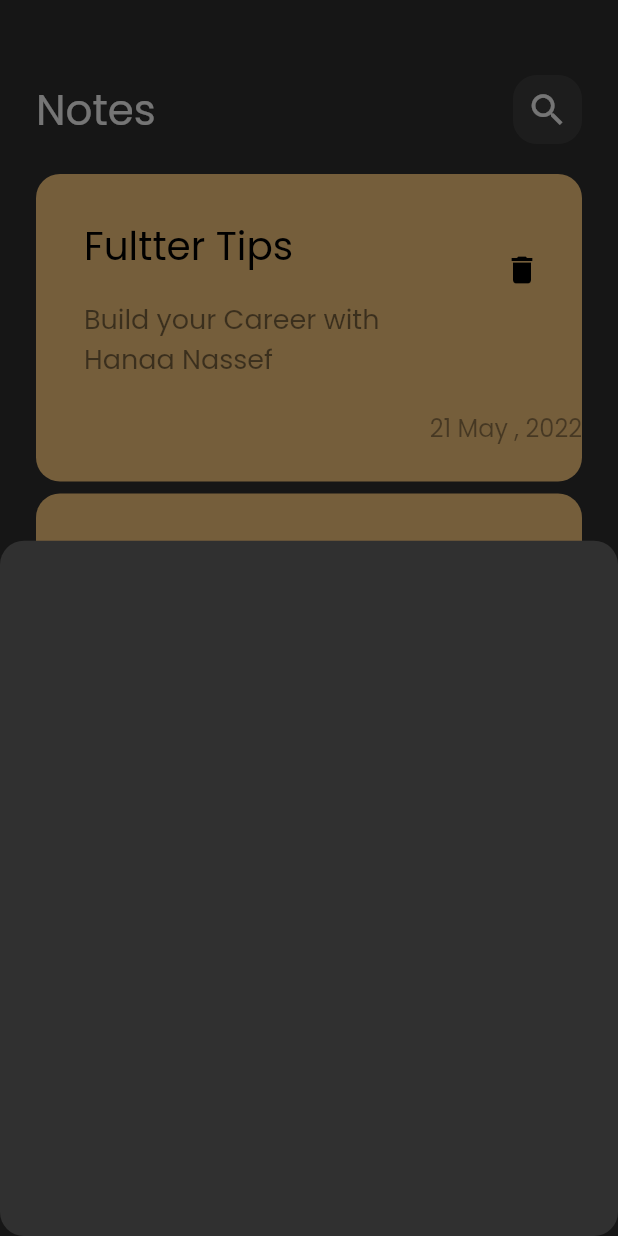
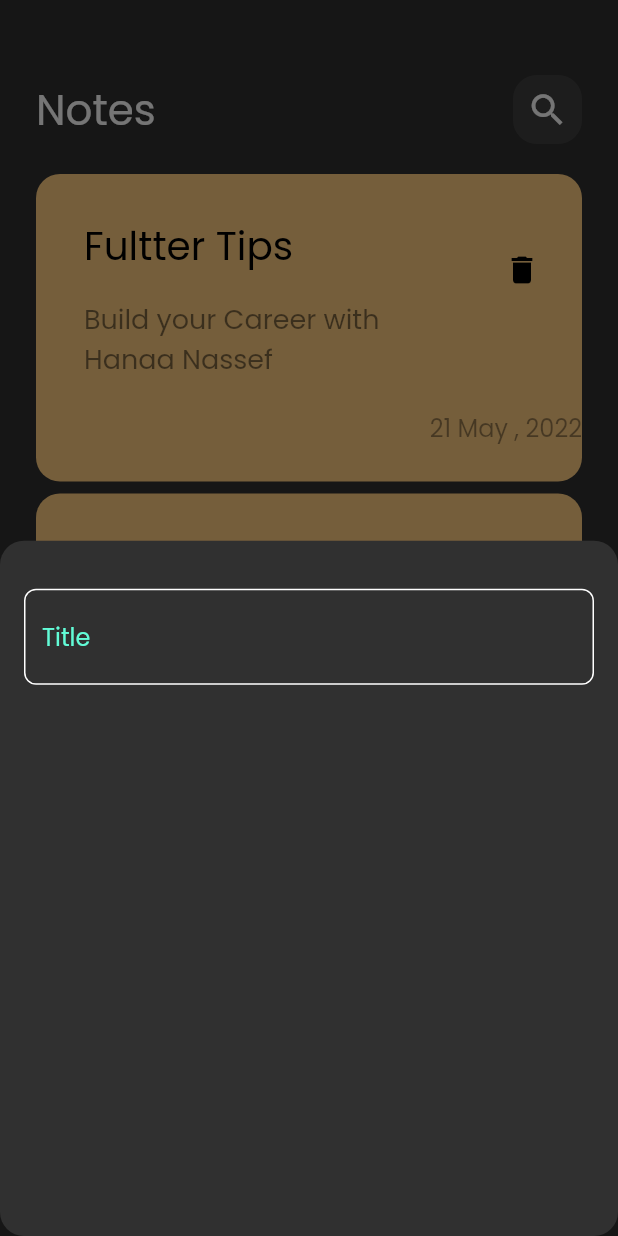
Before and after one commit to hanaa-2000/NoteApp, a Flutter app: the screen it shows after launch, after a tap on the "add" icon, on a phone screen of 412 x 824 dp. Run offline on Flutter 3.47's test engine with Material 2 defaults, Android fonts, the phone set to English and light mode, and no system bars.

Commit message:
Create Custom TextField

```diff
--- /dev/null
+++ b/lib/constant/constant.dart
@@ -0,0 +1,3 @@
+import 'package:flutter/material.dart';
+
+const kPrimaryColors = Color(0xff62FCD7);
--- a/lib/widgits/add_note_bottom_sheet.dart
+++ b/lib/widgits/add_note_bottom_sheet.dart
@@ -1,10 +1,21 @@
 import 'package:flutter/material.dart';
+import 'package:note_app/widgits/custom_text_field.dart';
 
 class AddNoteBottomSheet extends StatelessWidget {
   const AddNoteBottomSheet({Key? key}) : super(key: key);
 
   @override
   Widget build(BuildContext context) {
-    return Container();
+    return Padding(
+      padding:const EdgeInsets.symmetric(horizontal: 16.0) ,
+    child: Column(
+      children: const [
+        SizedBox(
+          height: 32.0,
+        ),
+        CustomTextField(),
+      ],
+    ),
+    );
   }
 }
--- /dev/null
+++ b/lib/widgits/custom_text_field.dart
@@ -0,0 +1,32 @@
+import 'package:flutter/material.dart';
+import 'package:note_app/constant/constant.dart';
+
+class CustomTextField extends StatelessWidget {
+  const CustomTextField({Key? key}) : super(key: key);
+
+  @override
+  Widget build(BuildContext context) {
+    return TextField(
+      cursorColor: kPrimaryColors,
+     decoration: InputDecoration(
+       hintText: 'Title',
+       hintStyle: const TextStyle(
+         color: kPrimaryColors,
+       ),
+       border:buildBorder(),
+       enabledBorder: buildBorder(),
+       focusedBorder: buildBorder(kPrimaryColors),
+     ),
+    );
+  }
+
+  OutlineInputBorder buildBorder([color]){
+    return OutlineInputBorder(
+      borderRadius: BorderRadius.circular(8.0),
+      borderSide: BorderSide(
+        color: color?? Colors.white,
+      ),
+    );
+  }
+
+}
--- a/pubspec.yaml
+++ b/pubspec.yaml
@@ -34,12 +34,13 @@ dependencies:
   # The following adds the Cupertino Icons font to your application.
   # Use with the CupertinoIcons class for iOS style icons.
   cupertino_icons: ^1.0.2
-#  font_awesome_flutter: ^10.4.0
+
 
 
 dev_dependencies:
   flutter_test:
     sdk: flutter
+#  font_awesome_flutter: ^10.4.0
 
   # The "flutter_lints" package below contains a set of recommended lints to
   # encourage good coding practices. The lint set provided by the package is
```
